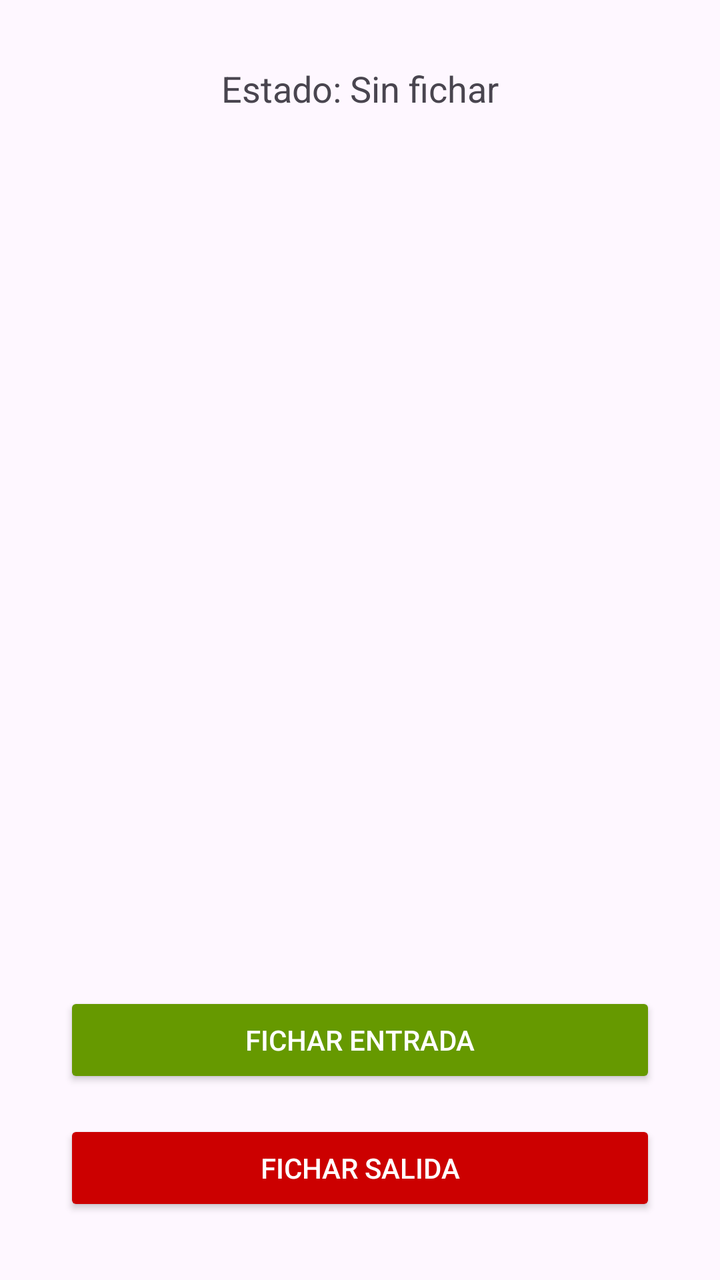
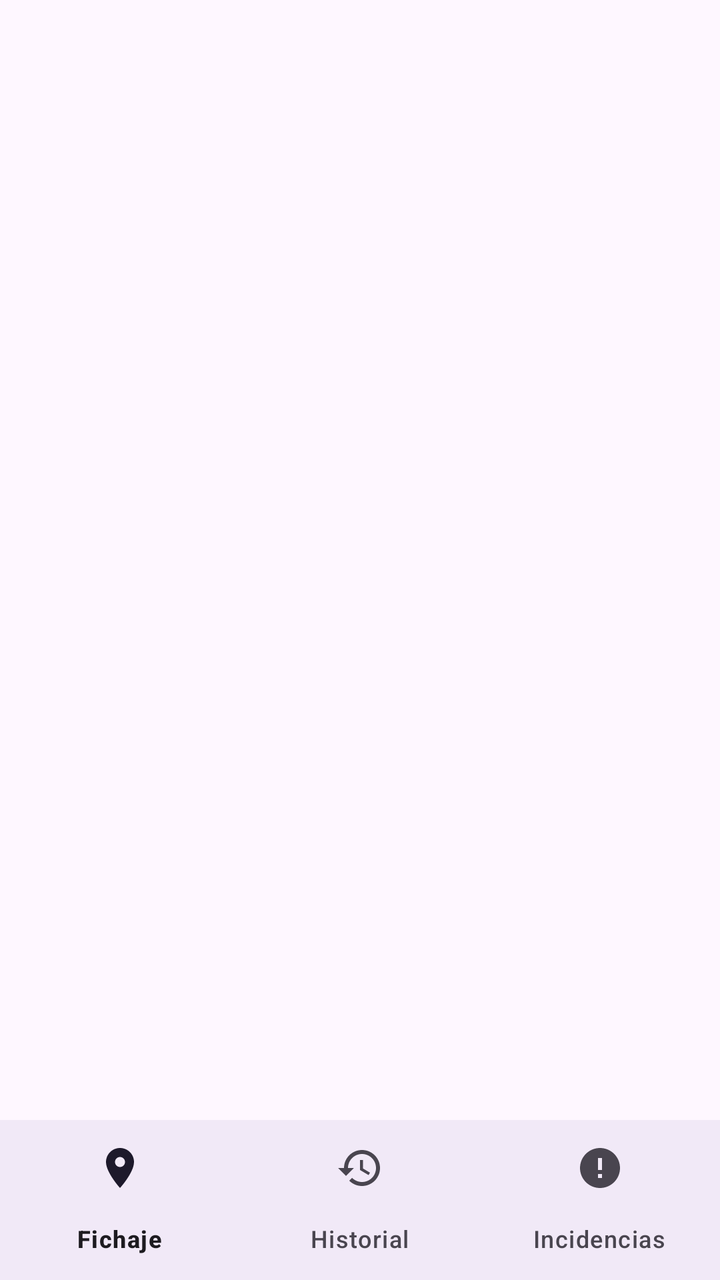

An Android layout rendered at two revisions. The XML below is the earlier revision; the diff shows what the commit changed to produce the second picture.
<!-- AndroidManifest.xml: application theme Theme.AppFichaje -->
<!-- res/layout/activity_main.xml -->
<?xml version="1.0" encoding="utf-8"?>
<androidx.constraintlayout.widget.ConstraintLayout xmlns:android="http://schemas.android.com/apk/res/android"
    xmlns:app="http://schemas.android.com/apk/res-auto"
    xmlns:tools="http://schemas.android.com/tools"
    android:layout_width="match_parent"
    android:layout_height="match_parent"
    tools:context=".MainActivity">

    <Button
        android:id="@+id/btn_fichar_entrada"
        android:layout_width="0dp"
        android:layout_height="wrap_content"
        android:layout_marginStart="32dp"
        android:layout_marginEnd="32dp"
        android:layout_marginBottom="16dp"
        android:backgroundTint="@android:color/holo_green_dark"
        android:text="Fichar Entrada"
        android:textColor="@android:color/white"
        app:layout_constraintBottom_toTopOf="@+id/btn_fichar_salida"
        app:layout_constraintEnd_toEndOf="parent"
        app:layout_constraintStart_toStartOf="parent" />

    <Button
        android:id="@+id/btn_fichar_salida"
        android:layout_width="0dp"
        android:layout_height="wrap_content"
        android:layout_marginStart="32dp"
        android:layout_marginEnd="32dp"
        android:layout_marginBottom="32dp"
        android:backgroundTint="@android:color/holo_red_dark"
        android:text="Fichar Salida"
        android:textColor="@android:color/white"
        app:layout_constraintBottom_toBottomOf="parent"
        app:layout_constraintEnd_toEndOf="parent"
        app:layout_constraintStart_toStartOf="parent" />

    <TextView
        android:id="@+id/tv_estado"
        android:layout_width="wrap_content"
        android:layout_height="wrap_content"
        android:layout_marginTop="32dp"
        android:text="Estado: Sin fichar"
        android:textSize="18sp"
        app:layout_constraintEnd_toEndOf="parent"
        app:layout_constraintStart_toStartOf="parent"
        app:layout_constraintTop_toTopOf="parent" />

</androidx.constraintlayout.widget.ConstraintLayout>
<!-- resources referenced by this layout -->
<resources>
  <style name="Theme.AppFichaje" parent="Base.Theme.AppFichaje" />
  <style name="Base.Theme.AppFichaje" parent="Theme.Material3.DayNight.NoActionBar">
          
          
      </style>
</resources>

<!-- the commit's change to res/layout/activity_main.xml (unified diff, before → after) -->
@@ -1,48 +1,22 @@
 <?xml version="1.0" encoding="utf-8"?>
-<androidx.constraintlayout.widget.ConstraintLayout xmlns:android="http://schemas.android.com/apk/res/android"
+<androidx.coordinatorlayout.widget.CoordinatorLayout
+    xmlns:android="http://schemas.android.com/apk/res/android"
     xmlns:app="http://schemas.android.com/apk/res-auto"
-    xmlns:tools="http://schemas.android.com/tools"
     android:layout_width="match_parent"
-    android:layout_height="match_parent"
-    tools:context=".MainActivity">
+    android:layout_height="match_parent">
 
-    <Button
-        android:id="@+id/btn_fichar_entrada"
-        android:layout_width="0dp"
+    <FrameLayout
+        android:id="@+id/fragment_container"
+        android:layout_width="match_parent"
+        android:layout_height="match_parent"
+        app:layout_behavior="@string/appbar_scrolling_view_behavior"/>
+
+    <com.google.android.material.bottomnavigation.BottomNavigationView
+        android:id="@+id/bottom_navigation"
+        android:layout_width="match_parent"
         android:layout_height="wrap_content"
-        android:layout_marginStart="32dp"
-        android:layout_marginEnd="32dp"
-        android:layout_marginBottom="16dp"
-        android:backgroundTint="@android:color/holo_green_dark"
-        android:text="Fichar Entrada"
-        android:textColor="@android:color/white"
-        app:layout_constraintBottom_toTopOf="@+id/btn_fichar_salida"
-        app:layout_constraintEnd_toEndOf="parent"
-        app:layout_constraintStart_toStartOf="parent" />
+        android:layout_gravity="bottom"
+        android:background="?attr/colorSurface"
+        app:menu="@menu/bottom_nav_menu" />
 
-    <Button
-        android:id="@+id/btn_fichar_salida"
-        android:layout_width="0dp"
-        android:layout_height="wrap_content"
-        android:layout_marginStart="32dp"
-        android:layout_marginEnd="32dp"
-        android:layout_marginBottom="32dp"
-        android:backgroundTint="@android:color/holo_red_dark"
-        android:text="Fichar Salida"
-        android:textColor="@android:color/white"
-        app:layout_constraintBottom_toBottomOf="parent"
-        app:layout_constraintEnd_toEndOf="parent"
-        app:layout_constraintStart_toStartOf="parent" />
-
-    <TextView
-        android:id="@+id/tv_estado"
-        android:layout_width="wrap_content"
-        android:layout_height="wrap_content"
-        android:layout_marginTop="32dp"
-        android:text="Estado: Sin fichar"
-        android:textSize="18sp"
-        app:layout_constraintEnd_toEndOf="parent"
-        app:layout_constraintStart_toStartOf="parent"
-        app:layout_constraintTop_toTopOf="parent" />
-
-</androidx.constraintlayout.widget.ConstraintLayout>
+</androidx.coordinatorlayout.widget.CoordinatorLayout>
